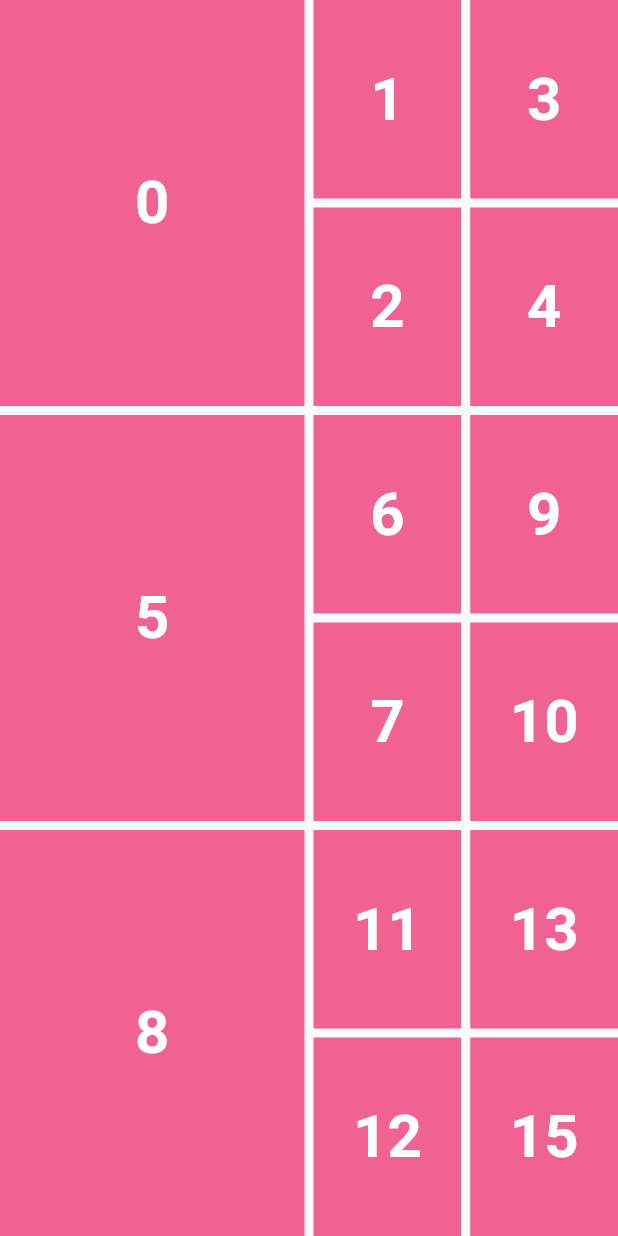
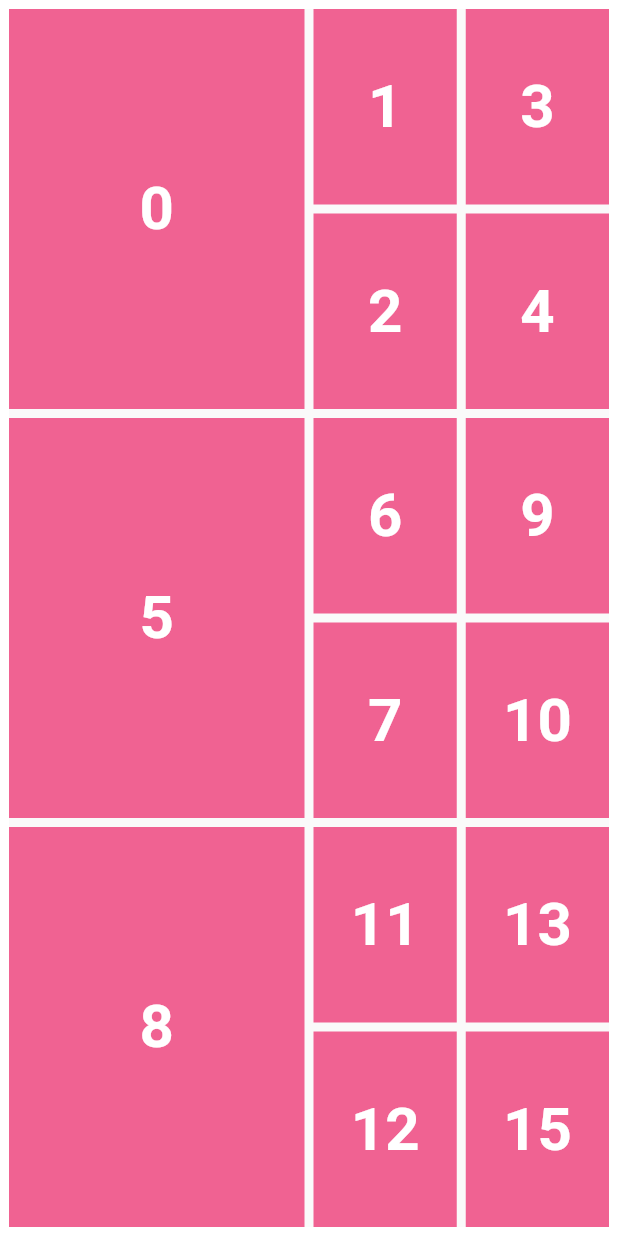
Before and after one commit to Flutter-course1/activity2, a Flutter app: the screen it shows after launch, on a phone screen of 412 x 824 dp. Run offline on Flutter 3.47's test engine with Material 2 defaults, Android fonts, the phone set to English and light mode, and no system bars.

Commit message:
feat: add border to the container

```diff
--- a/lib/main.dart
+++ b/lib/main.dart
@@ -10,7 +10,10 @@ class MyApp extends StatelessWidget {
     return MaterialApp(
       debugShowCheckedModeBanner: false,
       home: Scaffold(
-        body: Column(
+        body: Container(
+          decoration:
+              BoxDecoration(border: Border.all(width: 6, color: Colors.white)),
+          child: Column(
             children: [
               Expanded(
                 child: Row(
@@ -339,6 +342,7 @@ class MyApp extends StatelessWidget {
             ],
           ),
         ),
+      ),
     );
   }
 }
```
Lines whose indentation alone changed are shown as unchanged.
